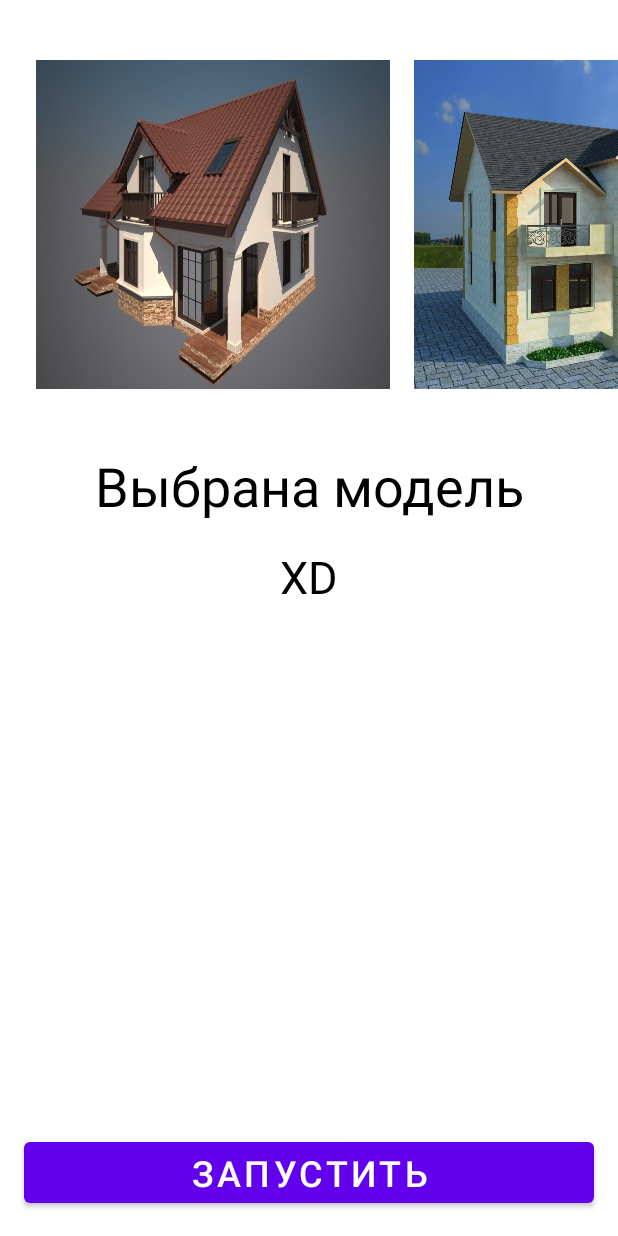
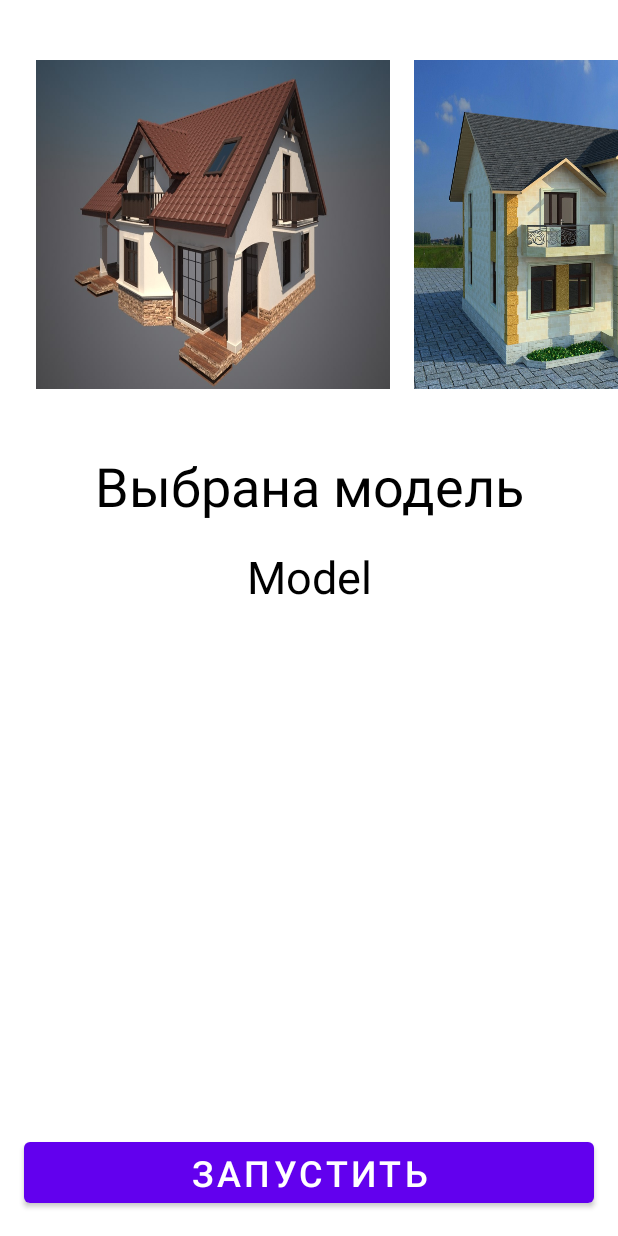
Before and after one commit to domster704/itSchoolSamsung-neuroLand, an Android app: the ARActivity screen opened directly, with no data from a screen before it, on a phone screen of 412 x 824 dp. Run offline under Robolectric (Android 15) with nearby library versions, the phone set to English and light mode, and no system bars.

Commit message:
pre-final version

```diff
--- a/app/src/main/java/ru/gisupov/neuroland/HttpService.java
+++ b/app/src/main/java/ru/gisupov/neuroland/HttpService.java
@@ -52,5 +52,4 @@ public class HttpService {
             return Objects.requireNonNull(response.body()).string();
         }
     }
-
 }
--- a/app/src/main/java/ru/gisupov/neuroland/MyRequest.java
+++ b/app/src/main/java/ru/gisupov/neuroland/MyRequest.java
@@ -29,5 +29,4 @@ public class MyRequest {
         newJson.append("}");
         return newJson.toString();
     }
-
 }
--- a/app/src/main/java/ru/gisupov/neuroland/MyRequestReg.java
+++ b/app/src/main/java/ru/gisupov/neuroland/MyRequestReg.java
@@ -40,5 +40,4 @@ public class MyRequestReg extends MyRequest {
         }
         return 1;
     }
-
 }
--- a/app/src/main/java/ru/gisupov/neuroland/main_ui/ARActivity.java
+++ b/app/src/main/java/ru/gisupov/neuroland/main_ui/ARActivity.java
@@ -31,7 +31,7 @@ public class ARActivity extends AppCompatActivity implements View.OnClickListene
         }
     }
 
-    private ArrayList<HousePicture> imageViews = new ArrayList<>();
+    private final ArrayList<HousePicture> imageViews = new ArrayList<>();
     private TextView modelTV;
 
     @Override
@@ -52,6 +52,10 @@ public class ARActivity extends AppCompatActivity implements View.OnClickListene
         }
     }
 
+    /**
+     * Выбирается модель на которую нажали
+     * @param v View, на которую нажали
+     */
     @Override
     public void onClick(View v) {
         for (int i = 0; i < imageViews.size(); i++) {
@@ -71,8 +75,6 @@ public class ARActivity extends AppCompatActivity implements View.OnClickListene
         window.setStatusBarColor(ContextCompat.getColor(this, R.color.background_app_color));
     }
 
-
-
     @Override
     public boolean onCreateOptionsMenu(Menu menu) {
         getMenuInflater().inflate(R.menu.menu_toolbar, menu);
--- a/app/src/main/java/ru/gisupov/neuroland/main_ui/RegActivity.java
+++ b/app/src/main/java/ru/gisupov/neuroland/main_ui/RegActivity.java
@@ -88,7 +88,7 @@ public class RegActivity extends AppCompatActivity {
      * @param password пароль пользователя
      */
     public void configureData(String login, String password) {
-        userPasswordFromFile = login;
+        userLoginFromFile = login;
         userPasswordFromFile = password;
 
         SharedPreferences sharedPreferences = getSharedPreferences("UserData", MODE_PRIVATE);
--- a/app/src/main/java/ru/gisupov/neuroland/main_ui/WebActivity.java
+++ b/app/src/main/java/ru/gisupov/neuroland/main_ui/WebActivity.java
@@ -74,7 +74,7 @@ public class WebActivity extends AppCompatActivity {
 
             String[] data = myResponse.data.split(";");
             cost = data[0];
-            tv.setText(cost);
+            tv.setText(cost + "₽");
 
             lastLink = data[5];
             lastCost = cost;
--- a/app/src/main/java/ru/gisupov/neuroland/main_ui/WebAdditionalModeActivity.java
+++ b/app/src/main/java/ru/gisupov/neuroland/main_ui/WebAdditionalModeActivity.java
@@ -174,7 +174,7 @@ public class WebAdditionalModeActivity extends AppCompatActivity {
             tv.setText(response.data);
 
             String[] data = response.data.split(";");
-            tv.setText(data[0]);
+            tv.setText(data[0] + "₽");
 
             WebActivity.lastLink = autoCompleteTextView.getText().toString();
             WebActivity.lastCost = response.data;
--- a/app/src/main/res/layout/activity_main.xml
+++ b/app/src/main/res/layout/activity_main.xml
@@ -28,7 +28,7 @@
                 android:layout_width="match_parent"
                 android:layout_height="wrap_content"
                 android:background="@android:color/transparent"
-                android:layout_weight="6"
+                android:layout_weight="7"
                 android:onClick="goToLogin"
                 android:layout_marginStart="8dp"
                 android:src="@drawable/user2"/>
--- a/app/src/main/res/layout/ar.xml
+++ b/app/src/main/res/layout/ar.xml
@@ -65,7 +65,7 @@
         <TextView
             android:layout_width="match_parent"
             android:layout_height="wrap_content"
-            android:text="Выбрана модель"
+            android:text="@string/model_chosing"
             android:textAlignment="center"
             android:textColor="@color/text_color"
             android:textSize="36sp" />
@@ -75,7 +75,7 @@
             android:layout_width="match_parent"
             android:layout_height="wrap_content"
             android:layout_marginTop="16dp"
-            android:text="XD"
+            android:text="@string/model"
             android:textAlignment="center"
             android:textColor="@color/text_color"
             android:textSize="30sp" />
--- a/app/src/main/res/menu/menu_toolbar.xml
+++ b/app/src/main/res/menu/menu_toolbar.xml
@@ -6,9 +6,4 @@
         android:orderInCategory="1"
         android:title="Настройки"
         app:showAsAction="never"/>
-    <item
-        android:id="@+id/just"
-        android:orderInCategory="1"
-        android:title="Просто"
-        app:showAsAction="never"/>
 </menu>
--- a/app/src/main/res/values/strings.xml
+++ b/app/src/main/res/values/strings.xml
@@ -54,4 +54,6 @@
     <string name="it_is_cad_map">Это кадастровые карта</string>
     <string name="distance_to_city">Расстояние до города</string>
     <string name="start">Запустить</string>
+    <string name="model_chosing">Выбрана модель</string>
+    <string name="model">Model</string>
 </resources>
```
Also changed, not shown: app/src/main/java/ru/gisupov/neuroland/main_ui/MainActivity.java (+10 -17 lines), app/src/main/res/layout/web_add_mode.xml (+49 -43 lines).
